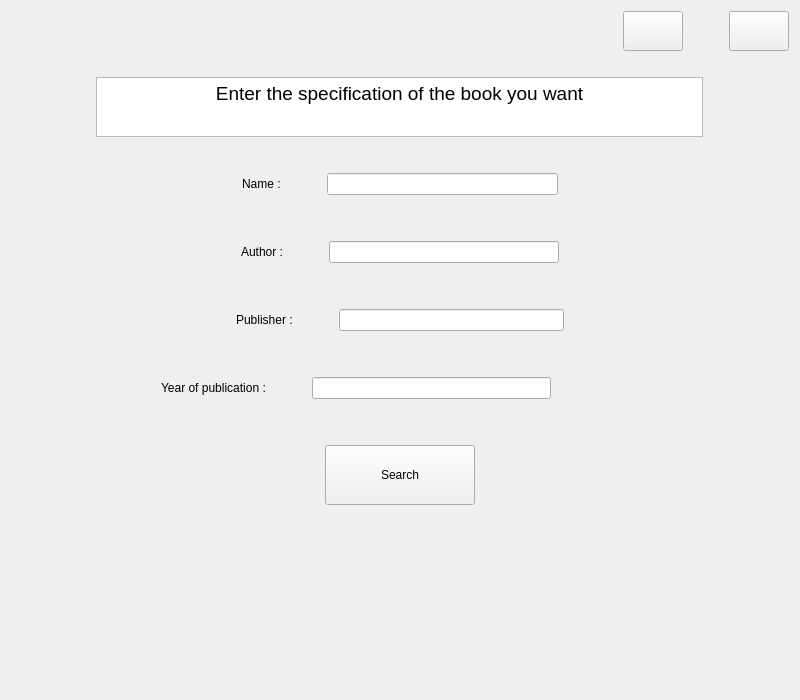
This is Project/search.ui in AminNaghiyan/uiap92_project as Qt 5 draws it before an edit. The edited form follows.
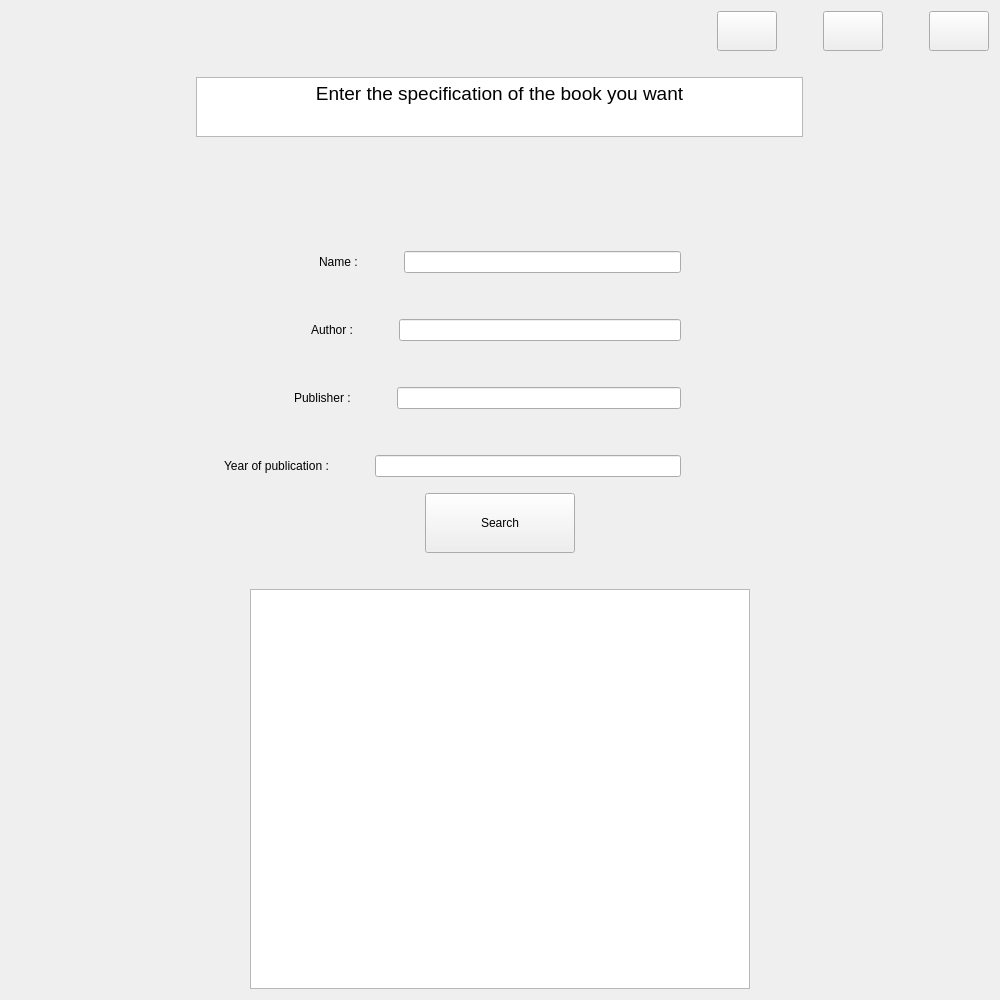
This is the edited form. Icons and pictures are not drawn.

Commit message: write back-end and edit design of page Search

What changed in the file:
```diff
--- a/Project/search.ui
+++ b/Project/search.ui
@@ -6,8 +6,8 @@
    <rect>
     <x>0</x>
     <y>0</y>
-    <width>800</width>
-    <height>700</height>
+    <width>1000</width>
+    <height>1000</height>
    </rect>
   </property>
   <property name="windowTitle">
@@ -63,6 +63,45 @@
          </property>
         </widget>
        </item>
+       <item>
+        <spacer name="horizontalSpacer_21">
+         <property name="orientation">
+          <enum>Qt::Horizontal</enum>
+         </property>
+         <property name="sizeType">
+          <enum>QSizePolicy::Fixed</enum>
+         </property>
+         <property name="sizeHint" stdset="0">
+          <size>
+           <width>40</width>
+           <height>20</height>
+          </size>
+         </property>
+        </spacer>
+       </item>
+       <item>
+        <widget class="QPushButton" name="reload">
+         <property name="minimumSize">
+          <size>
+           <width>60</width>
+           <height>40</height>
+          </size>
+         </property>
+         <property name="text">
+          <string/>
+         </property>
+         <property name="icon">
+          <iconset resource="resource.qrc">
+           <normaloff>:/icons/reload.png</normaloff>:/icons/reload.png</iconset>
+         </property>
+         <property name="iconSize">
+          <size>
+           <width>50</width>
+           <height>40</height>
+          </size>
+         </property>
+        </widget>
+       </item>
        <item>
         <spacer name="horizontalSpacer_2">
          <property name="orientation">
@@ -141,7 +180,7 @@
          </property>
          <property name="sizeHint" stdset="0">
           <size>
-           <width>80</width>
+           <width>170</width>
            <height>20</height>
           </size>
          </property>
@@ -180,7 +219,7 @@
          </property>
          <property name="sizeHint" stdset="0">
           <size>
-           <width>80</width>
+           <width>170</width>
            <height>20</height>
           </size>
          </property>
@@ -210,18 +249,56 @@
         </spacer>
        </item>
        <item>
-        <layout class="QHBoxLayout" name="horizontalLayout_3">
+        <layout class="QHBoxLayout" name="horizontalLayout_9">
+         <property name="leftMargin">
+          <number>0</number>
+         </property>
          <property name="topMargin">
           <number>0</number>
          </property>
+         <property name="rightMargin">
+          <number>0</number>
+         </property>
          <item>
-          <spacer name="horizontalSpacer_5">
+          <spacer name="horizontalSpacer_22">
            <property name="orientation">
             <enum>Qt::Horizontal</enum>
            </property>
+           <property name="sizeType">
+            <enum>QSizePolicy::Fixed</enum>
+           </property>
            <property name="sizeHint" stdset="0">
             <size>
-             <width>40</width>
+             <width>100</width>
+             <height>20</height>
+            </size>
+           </property>
+          </spacer>
+         </item>
+         <item>
+          <layout class="QVBoxLayout" name="verticalLayout_4">
+           <property name="topMargin">
+            <number>0</number>
+           </property>
+           <item>
+            <layout class="QHBoxLayout" name="horizontalLayout_10">
+             <property name="topMargin">
+              <number>0</number>
+             </property>
+             <property name="bottomMargin">
+              <number>0</number>
+             </property>
+             <item>
+              <spacer name="horizontalSpacer_25">
+               <property name="orientation">
+                <enum>Qt::Horizontal</enum>
+               </property>
+               <property name="sizeType">
+                <enum>QSizePolicy::Fixed</enum>
+               </property>
+               <property name="sizeHint" stdset="0">
+                <size>
+                 <width>208</width>
              <height>20</height>
             </size>
            </property>
@@ -254,13 +331,16 @@
           <widget class="QLineEdit" name="name"/>
          </item>
          <item>
-          <spacer name="horizontalSpacer_6">
+              <spacer name="horizontalSpacer_24">
            <property name="orientation">
             <enum>Qt::Horizontal</enum>
            </property>
+               <property name="sizeType">
+                <enum>QSizePolicy::Fixed</enum>
+               </property>
            <property name="sizeHint" stdset="0">
             <size>
-             <width>40</width>
+                 <width>208</width>
              <height>20</height>
             </size>
            </property>
@@ -282,18 +362,21 @@
         </spacer>
        </item>
        <item>
-        <layout class="QHBoxLayout" name="horizontalLayout_4">
+            <layout class="QHBoxLayout" name="horizontalLayout_17">
          <property name="topMargin">
           <number>0</number>
          </property>
          <item>
-          <spacer name="horizontalSpacer_8">
+              <spacer name="horizontalSpacer_5">
            <property name="orientation">
             <enum>Qt::Horizontal</enum>
            </property>
+               <property name="sizeType">
+                <enum>QSizePolicy::Fixed</enum>
+               </property>
            <property name="sizeHint" stdset="0">
             <size>
-             <width>40</width>
+                 <width>200</width>
              <height>20</height>
             </size>
            </property>
@@ -323,16 +406,26 @@
           </spacer>
          </item>
          <item>
-          <widget class="QLineEdit" name="athor"/>
+              <widget class="QLineEdit" name="athor">
+               <property name="sizePolicy">
+                <sizepolicy hsizetype="Expanding" vsizetype="Preferred">
+                 <horstretch>0</horstretch>
+                 <verstretch>0</verstretch>
+                </sizepolicy>
+               </property>
+              </widget>
          </item>
          <item>
-          <spacer name="horizontalSpacer_9">
+              <spacer name="horizontalSpacer_6">
            <property name="orientation">
             <enum>Qt::Horizontal</enum>
            </property>
+               <property name="sizeType">
+                <enum>QSizePolicy::Fixed</enum>
+               </property>
            <property name="sizeHint" stdset="0">
             <size>
-             <width>40</width>
+                 <width>208</width>
              <height>20</height>
             </size>
            </property>
@@ -354,18 +447,21 @@
         </spacer>
        </item>
        <item>
-        <layout class="QHBoxLayout" name="horizontalLayout_5">
+            <layout class="QHBoxLayout" name="horizontalLayout_4">
          <property name="topMargin">
           <number>0</number>
          </property>
          <item>
-          <spacer name="horizontalSpacer_11">
+              <spacer name="horizontalSpacer_8">
            <property name="orientation">
             <enum>Qt::Horizontal</enum>
            </property>
+               <property name="sizeType">
+                <enum>QSizePolicy::Fixed</enum>
+               </property>
            <property name="sizeHint" stdset="0">
             <size>
-             <width>40</width>
+                 <width>183</width>
              <height>20</height>
             </size>
            </property>
@@ -395,16 +491,26 @@
           </spacer>
          </item>
          <item>
-          <widget class="QLineEdit" name="publisher"/>
+              <widget class="QLineEdit" name="publisher">
+               <property name="sizePolicy">
+                <sizepolicy hsizetype="Expanding" vsizetype="Expanding">
+                 <horstretch>0</horstretch>
+                 <verstretch>0</verstretch>
+                </sizepolicy>
+               </property>
+              </widget>
          </item>
          <item>
-          <spacer name="horizontalSpacer_12">
+              <spacer name="horizontalSpacer_9">
            <property name="orientation">
             <enum>Qt::Horizontal</enum>
            </property>
+               <property name="sizeType">
+                <enum>QSizePolicy::Fixed</enum>
+               </property>
            <property name="sizeHint" stdset="0">
             <size>
-             <width>40</width>
+                 <width>208</width>
              <height>20</height>
             </size>
            </property>
@@ -426,12 +532,12 @@
         </spacer>
        </item>
        <item>
-        <layout class="QHBoxLayout" name="horizontalLayout_6">
+            <layout class="QHBoxLayout" name="horizontalLayout_5">
          <property name="topMargin">
           <number>0</number>
          </property>
          <item>
-          <spacer name="horizontalSpacer_14">
+              <spacer name="horizontalSpacer_11">
            <property name="orientation">
             <enum>Qt::Horizontal</enum>
            </property>
@@ -440,7 +546,7 @@
            </property>
            <property name="sizeHint" stdset="0">
             <size>
-             <width>150</width>
+                 <width>113</width>
              <height>20</height>
             </size>
            </property>
@@ -473,17 +579,42 @@
           <widget class="QLineEdit" name="year_of_publication"/>
          </item>
          <item>
-          <spacer name="horizontalSpacer_15">
+              <spacer name="horizontalSpacer_12">
            <property name="orientation">
             <enum>Qt::Horizontal</enum>
            </property>
+               <property name="sizeType">
+                <enum>QSizePolicy::Fixed</enum>
+               </property>
            <property name="sizeHint" stdset="0">
             <size>
-             <width>40</width>
+                 <width>208</width>
              <height>20</height>
             </size>
            </property>
           </spacer>
+             </item>
+            </layout>
+           </item>
+          </layout>
+         </item>
+         <item>
+          <spacer name="horizontalSpacer_23">
+           <property name="orientation">
+            <enum>Qt::Horizontal</enum>
+           </property>
+           <property name="sizeType">
+            <enum>QSizePolicy::Fixed</enum>
+           </property>
+           <property name="sizeHint" stdset="0">
+            <size>
+             <width>100</width>
+             <height>20</height>
+            </size>
+           </property>
+          </spacer>
+         </item>
+        </layout>
          </item>
         </layout>
        </item>
@@ -492,15 +623,16 @@
          <property name="orientation">
           <enum>Qt::Vertical</enum>
          </property>
+       <property name="sizeType">
+        <enum>QSizePolicy::Fixed</enum>
+       </property>
          <property name="sizeHint" stdset="0">
           <size>
            <width>20</width>
-           <height>40</height>
+         <height>10</height>
           </size>
          </property>
         </spacer>
-       </item>
-      </layout>
      </item>
      <item>
       <layout class="QHBoxLayout" name="horizontalLayout_7">
@@ -559,14 +691,66 @@
        <property name="orientation">
         <enum>Qt::Vertical</enum>
        </property>
+       <property name="sizeType">
+        <enum>QSizePolicy::Fixed</enum>
+       </property>
        <property name="sizeHint" stdset="0">
         <size>
          <width>20</width>
-         <height>40</height>
+         <height>30</height>
         </size>
        </property>
       </spacer>
      </item>
+     <item>
+      <layout class="QHBoxLayout" name="horizontalLayout_8">
+       <property name="topMargin">
+        <number>0</number>
+       </property>
+       <item>
+        <spacer name="horizontalSpacer_19">
+         <property name="orientation">
+          <enum>Qt::Horizontal</enum>
+         </property>
+         <property name="sizeHint" stdset="0">
+          <size>
+           <width>40</width>
+           <height>20</height>
+          </size>
+         </property>
+        </spacer>
+       </item>
+       <item>
+        <widget class="QTextBrowser" name="textBrowser_2">
+         <property name="sizePolicy">
+          <sizepolicy hsizetype="Fixed" vsizetype="Fixed">
+           <horstretch>0</horstretch>
+           <verstretch>40</verstretch>
+          </sizepolicy>
+         </property>
+         <property name="minimumSize">
+          <size>
+           <width>500</width>
+           <height>400</height>
+          </size>
+         </property>
+        </widget>
+       </item>
+       <item>
+        <spacer name="horizontalSpacer_20">
+         <property name="orientation">
+          <enum>Qt::Horizontal</enum>
+         </property>
+         <property name="sizeHint" stdset="0">
+          <size>
+           <width>40</width>
+           <height>20</height>
+          </size>
+         </property>
+        </spacer>
+       </item>
+      </layout>
+     </item>
     </layout>
    </item>
   </layout>
```
Left out of the diff: 2 changed lines with no effect on the pictures. Lines whose indentation alone changed are shown as unchanged. The commit also changes 13 other files.
